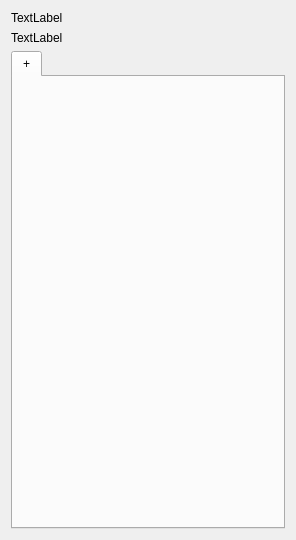
Old version of the form widget.ui in the repository rafal-tarnow/TODO.
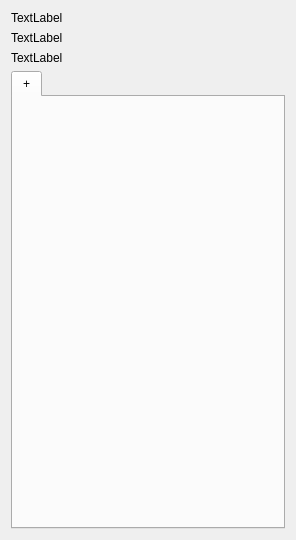
New version of the form.

Commit message: dorobienie czasu całkowitego

```diff
--- a/widget.ui
+++ b/widget.ui
@@ -35,7 +35,7 @@
      </property>
     </widget>
    </item>
-   <item row="2" column="0">
+   <item row="3" column="0">
     <widget class="QTabWidget" name="tabWidget">
      <property name="sizePolicy">
       <sizepolicy hsizetype="Minimum" vsizetype="Minimum">
@@ -66,6 +66,19 @@
      </property>
     </widget>
    </item>
+   <item row="2" column="0">
+    <widget class="QLabel" name="labelTotalTime">
+     <property name="sizePolicy">
+      <sizepolicy hsizetype="Preferred" vsizetype="Fixed">
+       <horstretch>0</horstretch>
+       <verstretch>0</verstretch>
+      </sizepolicy>
+     </property>
+     <property name="text">
+      <string>TextLabel</string>
+     </property>
+    </widget>
+   </item>
   </layout>
  </widget>
  <layoutdefault spacing="6" margin="11"/>
```
The commit also changes 2 other files.
